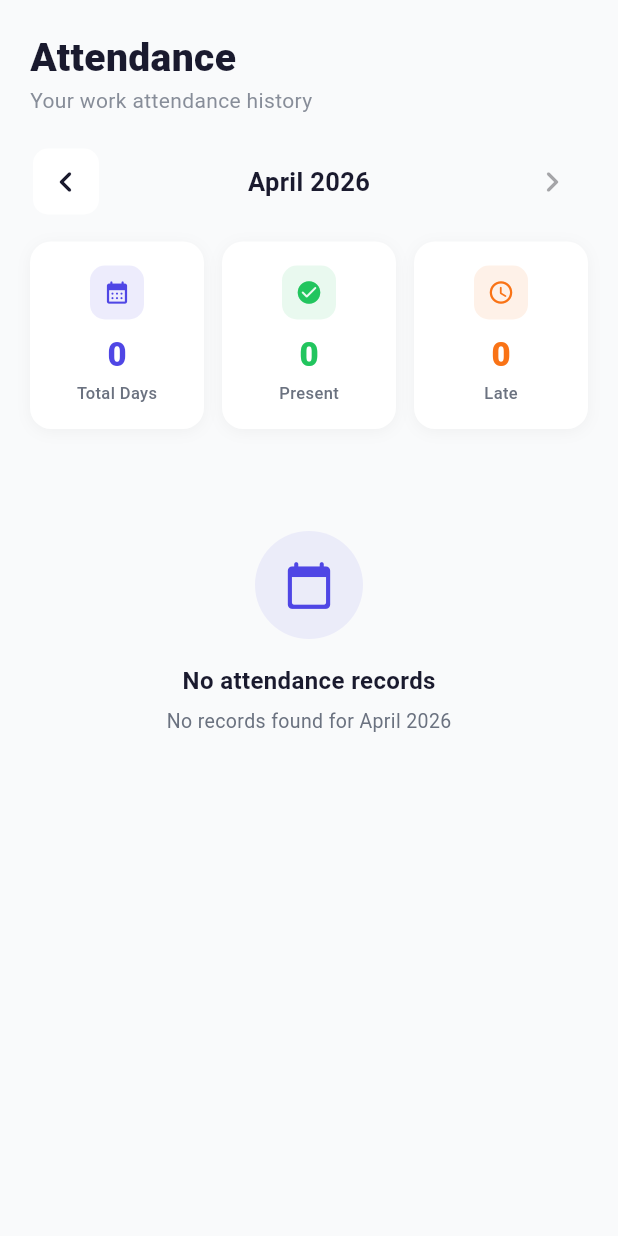
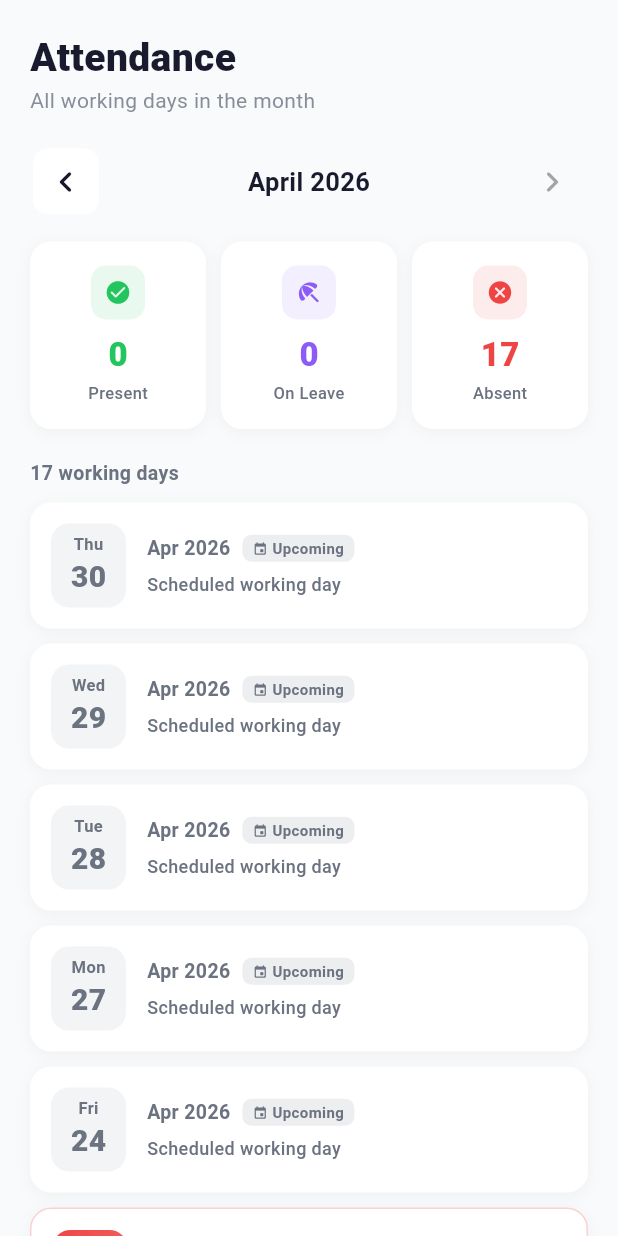
Before and after one commit to zaiedaziem/WorkNest, a Flutter app: the AttendanceScreen screen opened directly with empty values, on a phone screen of 412 x 824 dp. Run offline on Flutter 3.47's test engine with Material 3 defaults, Android fonts, the phone set to English and light mode, and no system bars; our stand-ins replace file_picker, flutter_dotenv, geolocator, supabase_flutter; accounts and stored records are empty; Roboto replaces fonts that are missing (SF Pro Display).

Commit message:
Add leave-aware day records and UI
the card will show not only the present day. but also absent and on leave

```diff
--- a/worknest/lib/services/attendance_service.dart
+++ b/worknest/lib/services/attendance_service.dart
@@ -95,4 +95,25 @@ class AttendanceService {
 
     return (data as List).map((e) => AttendanceModel.fromMap(e)).toList();
   }
+
+  // Get approved leaves that overlap a specific month
+  // Returns a list of maps: { 'start_date', 'end_date', 'policy_name',
+  // 'is_half_day', 'half_day_period' }
+  Future<List<Map<String, dynamic>>> getApprovedLeavesForMonth(
+      String employeeId, int year, int month) async {
+    final from = DateTime(year, month, 1).toIso8601String().substring(0, 10);
+    final to = DateTime(year, month + 1, 0).toIso8601String().substring(0, 10);
+
+    // Any leave where start <= monthEnd AND end >= monthStart
+    final data = await _supabase
+        .from('leave_requests')
+        .select('start_date, end_date, is_half_day, half_day_period, '
+            'leave_policies(name)')
+        .eq('employee_id', employeeId)
+        .eq('status', 'approved')
+        .lte('start_date', to)
+        .gte('end_date', from);
+
+    return (data as List).cast<Map<String, dynamic>>();
+  }
 }
--- a/worknest/lib/viewmodels/attendance_viewmodel.dart
+++ b/worknest/lib/viewmodels/attendance_viewmodel.dart
@@ -1,12 +1,36 @@
 import 'package:flutter/material.dart';
 import '../models/attendance_model.dart';
 import '../services/attendance_service.dart';
+
+/// Status of a single working day in the month view.
+enum DayStatus { present, late, onLeave, absent, upcoming }
+
+/// One row in the attendance list — represents a single working day
+/// (Mon–Fri) and combines attendance + leave data.
+class DayRecord {
+  final DateTime date;
+  final DayStatus status;
+  final AttendanceModel? attendance;  // non-null for present / late
+  final String? leaveTypeName;        // non-null for onLeave
+  final bool isHalfDay;               // only relevant for onLeave
+  final String? halfDayPeriod;        // 'morning' / 'afternoon'
+
+  DayRecord({
+    required this.date,
+    required this.status,
+    this.attendance,
+    this.leaveTypeName,
+    this.isHalfDay = false,
+    this.halfDayPeriod,
+  });
+}
 
 class AttendanceViewModel extends ChangeNotifier {
   final AttendanceService _service = AttendanceService();
   final String employeeId;
 
   List<AttendanceModel> _records = [];
+  List<DayRecord> _dayRecords = [];
   bool _isLoading = false;
   String? _errorMessage;
   DateTime _selectedMonth = DateTime(DateTime.now().year, DateTime.now().month);
@@ -16,14 +40,22 @@ class AttendanceViewModel extends ChangeNotifier {
   }
 
   List<AttendanceModel> get records => _records;
+  List<DayRecord> get dayRecords => _dayRecords;
   bool get isLoading => _isLoading;
   String? get errorMessage => _errorMessage;
   DateTime get selectedMonth => _selectedMonth;
 
-  // Summary counts
-  int get totalPresent => _records.where((r) => r.status == 'present').length;
-  int get totalLate => _records.where((r) => r.status == 'late').length;
-  int get totalDays => _records.length;
+  // Summary counts — based on day records (not raw attendance)
+  int get totalPresent =>
+      _dayRecords.where((d) => d.status == DayStatus.present).length;
+  int get totalLate =>
+      _dayRecords.where((d) => d.status == DayStatus.late).length;
+  int get totalOnLeave =>
+      _dayRecords.where((d) => d.status == DayStatus.onLeave).length;
+  int get totalAbsent =>
+      _dayRecords.where((d) => d.status == DayStatus.absent).length;
+  int get totalWorkingDays =>
+      _dayRecords.where((d) => d.status != DayStatus.upcoming).length;
 
   // Whether we can go forward (don't allow future months)
   bool get canGoNext =>
@@ -35,11 +67,24 @@ class AttendanceViewModel extends ChangeNotifier {
     notifyListeners();
 
     try {
-      _records = await _service.getMonthHistory(
-        employeeId,
-        _selectedMonth.year,
-        _selectedMonth.month,
-      );
+      // Parallel fetch: attendance + approved leaves
+      final results = await Future.wait([
+        _service.getMonthHistory(
+          employeeId,
+          _selectedMonth.year,
+          _selectedMonth.month,
+        ),
+        _service.getApprovedLeavesForMonth(
+          employeeId,
+          _selectedMonth.year,
+          _selectedMonth.month,
+        ),
+      ]);
+
+      _records = results[0] as List<AttendanceModel>;
+      final leaves = results[1] as List<Map<String, dynamic>>;
+
+      _dayRecords = _buildDayRecords(_records, leaves);
     } catch (e) {
       _errorMessage = e.toString().replaceFirst('Exception: ', '');
     } finally {
@@ -47,6 +92,98 @@ class AttendanceViewModel extends ChangeNotifier {
       notifyListeners();
     }
   }
+
+  /// Generate one DayRecord per working day (Mon–Fri) in the selected month.
+  /// Most-recent day first (matches existing UX).
+  List<DayRecord> _buildDayRecords(
+    List<AttendanceModel> attendance,
+    List<Map<String, dynamic>> leaves,
+  ) {
+    final year = _selectedMonth.year;
+    final month = _selectedMonth.month;
+    final lastDay = DateTime(year, month + 1, 0).day;
+    final today = DateTime.now();
+    final todayOnly = DateTime(today.year, today.month, today.day);
+
+    // Index attendance by date (yyyy-mm-dd key)
+    final attByDate = <String, AttendanceModel>{};
+    for (final a in attendance) {
+      final key = _dateKey(a.date);
+      attByDate[key] = a;
+    }
+
+    final result = <DayRecord>[];
+    for (int d = 1; d <= lastDay; d++) {
+      final day = DateTime(year, month, d);
+
+      // Skip weekends
+      if (day.weekday == DateTime.saturday ||
+          day.weekday == DateTime.sunday) {
+        continue;
+      }
+
+      final key = _dateKey(day);
+      final att = attByDate[key];
+
+      // 1. Attendance record wins
+      if (att != null) {
+        result.add(DayRecord(
+          date: day,
+          status: att.status == 'late' ? DayStatus.late : DayStatus.present,
+          attendance: att,
+        ));
+        continue;
+      }
+
+      // 2. Approved leave covers this day?
+      final leave = _findLeaveCovering(day, leaves);
+      if (leave != null) {
+        result.add(DayRecord(
+          date: day,
+          status: DayStatus.onLeave,
+          leaveTypeName:
+              (leave['leave_policies']?['name'] as String?) ?? 'Leave',
+          isHalfDay: leave['is_half_day'] == true,
+          halfDayPeriod: leave['half_day_period'] as String?,
+        ));
+        continue;
+      }
+
+      // 3. Future day in current month → upcoming
+      if (day.isAfter(todayOnly)) {
+        result.add(DayRecord(date: day, status: DayStatus.upcoming));
+        continue;
+      }
+
+      // 4. Past working day with no attendance and no leave → absent
+      result.add(DayRecord(date: day, status: DayStatus.absent));
+    }
+
+    // Most recent first
+    result.sort((a, b) => b.date.compareTo(a.date));
+    return result;
+  }
+
+  Map<String, dynamic>? _findLeaveCovering(
+    DateTime day,
+    List<Map<String, dynamic>> leaves,
+  ) {
+    for (final l in leaves) {
+      final start = DateTime.parse(l['start_date'] as String);
+      final end = DateTime.parse(l['end_date'] as String);
+      final startOnly = DateTime(start.year, start.month, start.day);
+      final endOnly = DateTime(end.year, end.month, end.day);
+      if (!day.isBefore(startOnly) && !day.isAfter(endOnly)) {
+        return l;
+      }
+    }
+    return null;
+  }
+
+  String _dateKey(DateTime d) =>
+      '${d.year.toString().padLeft(4, '0')}-'
+      '${d.month.toString().padLeft(2, '0')}-'
+      '${d.day.toString().padLeft(2, '0')}';
 
   void previousMonth() {
     _selectedMonth = DateTime(_selectedMonth.year, _selectedMonth.month - 1);
--- a/worknest/lib/views/screens/attendance_screen.dart
+++ b/worknest/lib/views/screens/attendance_screen.dart
@@ -1,6 +1,5 @@
 import 'package:flutter/material.dart';
 import 'package:intl/intl.dart';
-import '../../models/attendance_model.dart';
 import '../../models/user_model.dart';
 import '../../theme/app_theme.dart';
 import '../../viewmodels/attendance_viewmodel.dart';
@@ -71,7 +70,7 @@ class _AttendanceScreenState extends State<AttendanceScreen> {
                   fontSize: 26,
                   fontWeight: FontWeight.w800,
                   color: AppTheme.textDark)),
-          Text('Your work attendance history',
+          Text('All working days in the month',
               style: TextStyle(
                   fontSize: 14,
                   color: AppTheme.textMuted.withValues(alpha: 0.8))),
@@ -148,26 +147,26 @@ class _AttendanceScreenState extends State<AttendanceScreen> {
       children: [
         Expanded(
             child: _SummaryCard(
-          label: 'Total Days',
-          value: '${_viewModel.totalDays}',
-          icon: Icons.calendar_month_rounded,
-          color: AppTheme.primary,
-        )),
-        const SizedBox(width: 12),
-        Expanded(
-            child: _SummaryCard(
           label: 'Present',
-          value: '${_viewModel.totalPresent}',
+          value: '${_viewModel.totalPresent + _viewModel.totalLate}',
           icon: Icons.check_circle_rounded,
           color: AppTheme.success,
         )),
-        const SizedBox(width: 12),
+        const SizedBox(width: 10),
         Expanded(
             child: _SummaryCard(
-          label: 'Late',
-          value: '${_viewModel.totalLate}',
-          icon: Icons.schedule_rounded,
-          color: AppTheme.warning,
+          label: 'On Leave',
+          value: '${_viewModel.totalOnLeave}',
+          icon: Icons.beach_access_rounded,
+          color: const Color(0xFF8B5CF6), // purple
+        )),
+        const SizedBox(width: 10),
+        Expanded(
+            child: _SummaryCard(
+          label: 'Absent',
+          value: '${_viewModel.totalAbsent}',
+          icon: Icons.cancel_rounded,
+          color: AppTheme.danger,
         )),
       ],
     );
@@ -176,7 +175,7 @@ class _AttendanceScreenState extends State<AttendanceScreen> {
   // ── Records list ──────────────────────────────────────────────────────────
 
   Widget _buildRecordsList() {
-    if (_viewModel.records.isEmpty) {
+    if (_viewModel.dayRecords.isEmpty) {
       return _buildEmptyState();
     }
 
@@ -184,14 +183,14 @@ class _AttendanceScreenState extends State<AttendanceScreen> {
       crossAxisAlignment: CrossAxisAlignment.start,
       children: [
         Text(
-          '${_viewModel.records.length} record${_viewModel.records.length == 1 ? '' : 's'}',
+          '${_viewModel.totalWorkingDays} working day${_viewModel.totalWorkingDays == 1 ? '' : 's'}',
           style: const TextStyle(
               fontSize: 13,
               fontWeight: FontWeight.w600,
               color: AppTheme.textMuted),
         ),
         const SizedBox(height: 10),
-        ...(_viewModel.records.map((r) => _AttendanceCard(record: r))),
+        ...(_viewModel.dayRecords.map((r) => _DayCard(record: r))),
       ],
     );
   }
@@ -213,14 +212,14 @@ class _AttendanceScreenState extends State<AttendanceScreen> {
                   color: AppTheme.primary, size: 34),
             ),
             const SizedBox(height: 16),
-            const Text('No attendance records',
+            const Text('No working days',
                 style: TextStyle(
                     fontSize: 16,
                     fontWeight: FontWeight.w700,
                     color: AppTheme.textDark)),
             const SizedBox(height: 6),
             Text(
-              'No records found for ${DateFormat('MMMM yyyy').format(_viewModel.selectedMonth)}',
+              'No working days found for ${DateFormat('MMMM yyyy').format(_viewModel.selectedMonth)}',
               style: const TextStyle(fontSize: 13, color: AppTheme.textMuted),
             ),
           ],
@@ -270,7 +269,7 @@ class _SummaryCard extends StatelessWidget {
   @override
   Widget build(BuildContext context) {
     return Container(
-      padding: const EdgeInsets.symmetric(vertical: 16, horizontal: 12),
+      padding: const EdgeInsets.symmetric(vertical: 16, horizontal: 10),
       decoration: BoxDecoration(
         color: Colors.white,
         borderRadius: BorderRadius.circular(14),
@@ -310,28 +309,70 @@ class _SummaryCard extends StatelessWidget {
   }
 }
 
-// ── Attendance record card ────────────────────────────────────────────────────
+// ── Day card (renders all 5 statuses) ─────────────────────────────────────────
 
-class _AttendanceCard extends StatelessWidget {
-  final AttendanceModel record;
+class _DayCard extends StatelessWidget {
+  final DayRecord record;
+  const _DayCard({required this.record});
 
-  const _AttendanceCard({required this.record});
+  // Status → visual config
+  ({Color color, String label, IconData icon}) _statusConfig() {
+    switch (record.status) {
+      case DayStatus.present:
+        return (
+          color: AppTheme.success,
+          label: 'Present',
+          icon: Icons.check_circle_rounded,
+        );
+      case DayStatus.late:
+        return (
+          color: AppTheme.warning,
+          label: 'Late',
+          icon: Icons.schedule_rounded,
+        );
+      case DayStatus.onLeave:
+        return (
+          color: const Color(0xFF8B5CF6),
+          label: 'On Leave',
+          icon: Icons.beach_access_rounded,
+        );
+      case DayStatus.absent:
+        return (
+          color: AppTheme.danger,
+          label: 'Absent',
+          icon: Icons.cancel_rounded,
+        );
+      case DayStatus.upcoming:
+        return (
+          color: AppTheme.textMuted,
+          label: 'Upcoming',
+          icon: Icons.event_rounded,
+        );
+    }
+  }
 
   @override
   Widget build(BuildContext context) {
+    final cfg = _statusConfig();
     final date = record.date;
-    final dayName = DateFormat('EEE').format(date);   // Mon
-    final dayNum = DateFormat('dd').format(date);     // 12
-    final monthYear = DateFormat('MMM yyyy').format(date); // Apr 2026
+    final dayName = DateFormat('EEE').format(date); // Mon
+    final dayNum = DateFormat('dd').format(date);   // 12
+    final monthYear = DateFormat('MMM yyyy').format(date);
 
-    final isLate = record.status == 'late';
-    final isWfh = record.type == 'wfh';
+    final isMuted = record.status == DayStatus.upcoming;
+    final isAbsent = record.status == DayStatus.absent;
+    final isLeave = record.status == DayStatus.onLeave;
+    final att = record.attendance;
+    final hasAttendance = att != null;
 
     return Container(
       margin: const EdgeInsets.only(bottom: 10),
       decoration: BoxDecoration(
         color: Colors.white,
         borderRadius: BorderRadius.circular(14),
+        border: isAbsent
+            ? Border.all(color: AppTheme.danger.withValues(alpha: 0.25))
+            : null,
         boxShadow: [
           BoxShadow(
               color: Colors.black.withValues(alpha: 0.04),
@@ -343,29 +384,35 @@ class _AttendanceCard extends StatelessWidget {
         padding: const EdgeInsets.all(14),
         child: Row(
           children: [
-            // Date block
+            // ── Date block ──
             Container(
               width: 50,
               height: 56,
               decoration: BoxDecoration(
-                gradient: const LinearGradient(
-                  colors: [AppTheme.primary, AppTheme.secondary],
+                gradient: isMuted
+                    ? null
+                    : LinearGradient(
+                        colors: [
+                          cfg.color,
+                          cfg.color.withValues(alpha: 0.75),
+                        ],
                         begin: Alignment.topLeft,
                         end: Alignment.bottomRight,
                       ),
+                color: isMuted ? const Color(0xFFF3F4F6) : null,
                 borderRadius: BorderRadius.circular(12),
               ),
               child: Column(
                 mainAxisAlignment: MainAxisAlignment.center,
                 children: [
                   Text(dayName,
-                      style: const TextStyle(
-                          color: Colors.white,
+                      style: TextStyle(
+                          color: isMuted ? AppTheme.textMuted : Colors.white,
                           fontSize: 11,
                           fontWeight: FontWeight.w600)),
                   Text(dayNum,
-                      style: const TextStyle(
-                          color: Colors.white,
+                      style: TextStyle(
+                          color: isMuted ? AppTheme.textMuted : Colors.white,
                           fontSize: 20,
                           fontWeight: FontWeight.w800)),
                 ],
@@ -373,7 +420,7 @@ class _AttendanceCard extends StatelessWidget {
             ),
             const SizedBox(width: 14),
 
-            // Main info
+            // ── Main info ──
             Expanded(
               child: Column(
                 crossAxisAlignment: CrossAxisAlignment.start,
@@ -381,31 +428,75 @@ class _AttendanceCard extends StatelessWidget {
                   Row(
                     children: [
                       Text(monthYear,
+                          style: TextStyle(
+                              fontSize: 13,
+                              fontWeight: FontWeight.w700,
+                              color: isMuted
+                                  ? AppTheme.textMuted
+                                  : AppTheme.textDark)),
+                      const SizedBox(width: 8),
+                      _Badge(label: cfg.label, color: cfg.color, icon: cfg.icon),
+                      if (hasAttendance && att.type == 'wfh') ...[
+                        const SizedBox(width: 4),
+                        _Badge(
+                          label: 'WFH',
+                          color: AppTheme.secondary,
+                        ),
+                      ],
+                    ],
+                  ),
+                  const SizedBox(height: 6),
+                  _buildSubRow(),
+                ],
+              ),
+            ),
+
+            // ── Right-side info (duration or half day) ──
+            if (hasAttendance && att.duration != null)
+              Column(
+                crossAxisAlignment: CrossAxisAlignment.end,
+                children: [
+                  const Text('Duration',
+                      style: TextStyle(
+                          fontSize: 10, color: AppTheme.textMuted)),
+                  Text(att.durationText,
+                      style: const TextStyle(
+                          fontSize: 14,
+                          fontWeight: FontWeight.w700,
+                          color: AppTheme.textDark)),
+                ],
+              )
+            else if (isLeave && record.isHalfDay)
+              Column(
+                crossAxisAlignment: CrossAxisAlignment.end,
+                children: [
+                  const Text('Half day',
+                      style: TextStyle(
+                          fontSize: 10, color: AppTheme.textMuted)),
+                  Text(record.halfDayPeriod ?? '-',
                       style: const TextStyle(
                           fontSize: 13,
                           fontWeight: FontWeight.w700,
-                              color: AppTheme.textDark)),
-                      const SizedBox(width: 8),
-                      // Status badge
-                      _Badge(
-                        label: isLate ? 'Late' : 'Present',
-                        color: isLate ? AppTheme.warning : AppTheme.success,
-                      ),
-                      const SizedBox(width: 4),
-                      // Type badge
-                      _Badge(
-                        label: isWfh ? 'WFH' : 'Office',
-                        color: isWfh ? AppTheme.secondary : AppTheme.primary,
+                          color: Color(0xFF8B5CF6))),
+                ],
               ),
           ],
         ),
-                  const SizedBox(height: 6),
-                  Row(
+      ),
+    );
+  }
+
+  Widget _buildSubRow() {
+    final att = record.attendance;
+    switch (record.status) {
+      case DayStatus.present:
+      case DayStatus.late:
+        return Row(
           children: [
             _TimeChip(
               icon: Icons.login_rounded,
-                        label: record.clockIn != null
-                            ? DateFormat('hh:mm a').format(record.clockIn!)
+              label: att?.clockIn != null
+                  ? DateFormat('hh:mm a').format(att!.clockIn!)
                   : '-',
               color: AppTheme.success,
             ),
@@ -415,47 +506,52 @@ class _AttendanceCard extends StatelessWidget {
             const SizedBox(width: 8),
             _TimeChip(
               icon: Icons.logout_rounded,
-                        label: record.clockOut != null
-                            ? DateFormat('hh:mm a').format(record.clockOut!)
+              label: att?.clockOut != null
+                  ? DateFormat('hh:mm a').format(att!.clockOut!)
                   : 'Working...',
-                        color: record.clockOut != null
+              color: att?.clockOut != null
                   ? AppTheme.danger
                   : AppTheme.warning,
             ),
           ],
-                  ),
-                ],
-              ),
-            ),
+        );
 
-            // Duration
-            if (record.duration != null)
-              Column(
-                crossAxisAlignment: CrossAxisAlignment.end,
-                children: [
-                  const Text('Duration',
+      case DayStatus.onLeave:
+        return Text(
+          record.leaveTypeName ?? 'Leave',
+          style: const TextStyle(
+              fontSize: 12,
+              fontWeight: FontWeight.w600,
+              color: Color(0xFF8B5CF6)),
+        );
+
+      case DayStatus.absent:
+        return const Text(
+          'No clock-in recorded',
           style: TextStyle(
-                          fontSize: 10,
-                          color: AppTheme.textMuted)),
-                  Text(record.durationText,
-                      style: const TextStyle(
-                          fontSize: 14,
-                          fontWeight: FontWeight.w700,
-                          color: AppTheme.textDark)),
-                ],
-              ),
-          ],
-        ),
-      ),
+              fontSize: 12,
+              fontWeight: FontWeight.w500,
+              color: AppTheme.danger),
         );
+
+      case DayStatus.upcoming:
+        return const Text(
+          'Scheduled working day',
+          style: TextStyle(
+              fontSize: 12,
+              fontWeight: FontWeight.w500,
+              color: AppTheme.textMuted),
+        );
+    }
   }
 }
 
 class _Badge extends StatelessWidget {
   final String label;
   final Color color;
+  final IconData? icon;
 
-  const _Badge({required this.label, required this.color});
+  const _Badge({required this.label, required this.color, this.icon});
 
   @override
   Widget build(BuildContext context) {
@@ -465,11 +561,20 @@ class _Badge extends StatelessWidget {
         color: color.withValues(alpha: 0.12),
         borderRadius: BorderRadius.circular(6),
       ),
-      child: Text(label,
+      child: Row(
+        mainAxisSize: MainAxisSize.min,
+        children: [
+          if (icon != null) ...[
+            Icon(icon, size: 10, color: color),
+            const SizedBox(width: 3),
+          ],
+          Text(label,
               style: TextStyle(
                   fontSize: 10,
                   fontWeight: FontWeight.w700,
                   color: color)),
+        ],
+      ),
     );
   }
 }
@@ -489,7 +594,7 @@ class _TimeChip extends StatelessWidget {
         Icon(icon, size: 12, color: color),
         const SizedBox(width: 3),
         Text(label,
-            style: TextStyle(
+            style: const TextStyle(
                 fontSize: 12,
                 fontWeight: FontWeight.w600,
                 color: AppTheme.textDark)),
```
Lines whose indentation alone changed are shown as unchanged.
